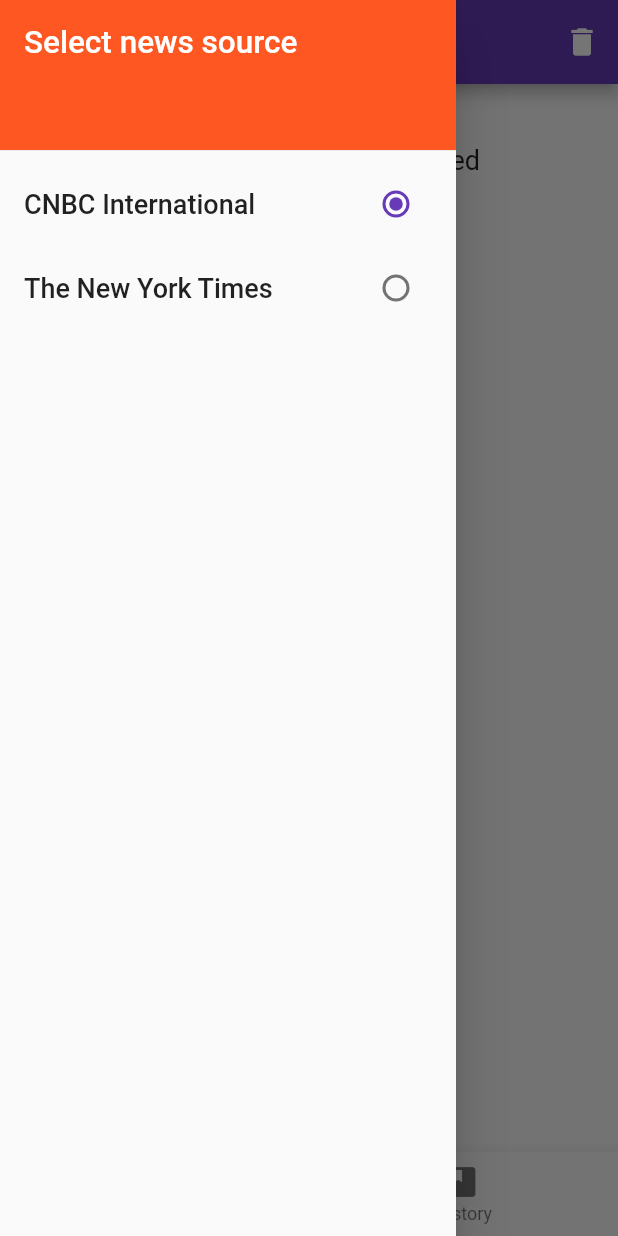
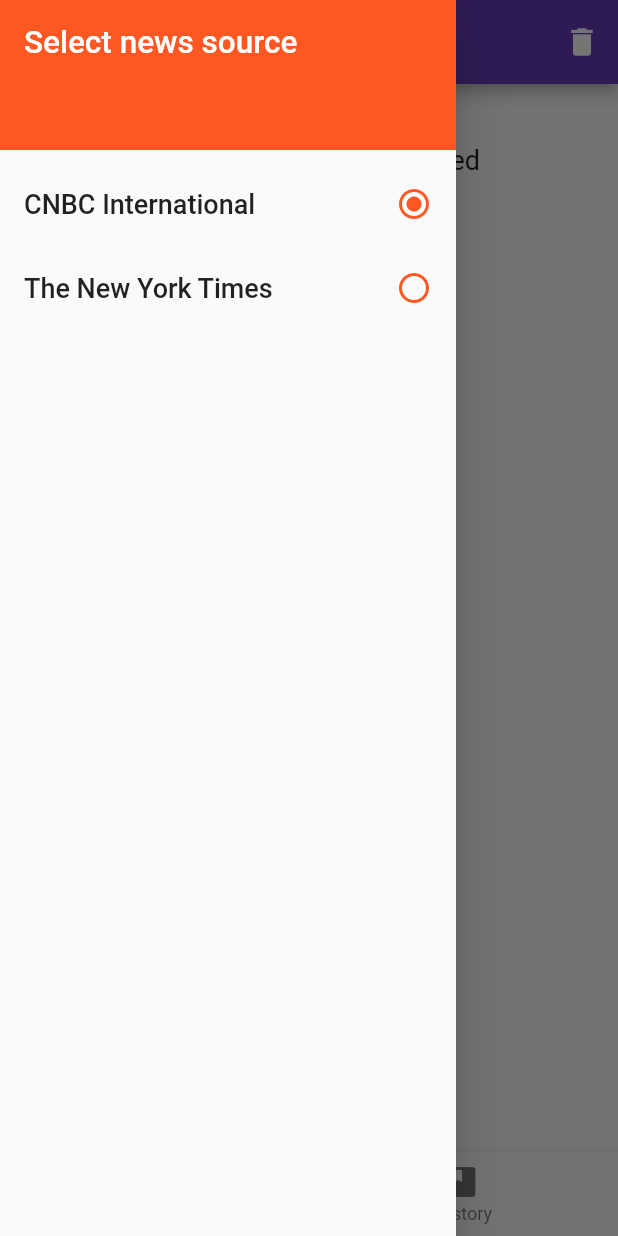
Before and after one commit to Steelwsky/OLD_simple_news_feed, a Flutter app: the screen it shows after launch, with the side drawer open, on a phone screen of 412 x 824 dp. Run offline on Flutter 3.47's test engine with Material 2 defaults, Android fonts, the phone set to English and light mode, and no system bars; our stand-ins replace moor_flutter; missing offline and left inert: webfeed; generated files the repository leaves out were written again.

Commit message:
Sources in drawer are more user friendly now (added inkwell), so that's why Drawer's backend logic was redesigned. Added strings file for const values and involved it.
TODO:
1. Wrap up Sources into separate class (mb).
2. Solve problem in drawer (described in my_drawer.dart lines 87-91).

```diff
--- a/lib/body_content.dart
+++ b/lib/body_content.dart
@@ -15,7 +15,7 @@ class BodyContent extends StatelessWidget {
               key: Key('refresh'),
               onRefresh: viewedController.fetchNews,
               child: rssFeed.items == null
-                  ? InitialEmptyList()
+                  ? EmptyList()
                   : ListViewLatest(preparedRssFeed: rssFeed));
         });
   }
--- a/lib/bottom_nav_bar.dart
+++ b/lib/bottom_nav_bar.dart
@@ -1,5 +1,6 @@
 import 'package:flutter/material.dart';
 import 'package:provider/provider.dart';
+import 'package:simplenewsfeed/strings.dart';
 import 'news_controller.dart';
 
 class MyBottomNavBar extends StatefulWidget {
@@ -26,11 +27,11 @@ class _MyBottomNavBarState extends State<MyBottomNavBar> {
             items: const <BottomNavigationBarItem>[
               BottomNavigationBarItem(
                 icon: Icon(Icons.home),
-                title: Text('Home'),
+                title: Text(HOME),
               ),
               BottomNavigationBarItem(
                 icon: Icon(Icons.book),
-                title: Text('History'),
+                title: Text(HISTORY),
               ),
             ],
             currentIndex: myIntController.intState.value,
--- a/lib/empty_list.dart
+++ b/lib/empty_list.dart
@@ -1,6 +1,7 @@
 import 'package:flutter/material.dart';
+import 'package:simplenewsfeed/strings.dart';
 
-class InitialEmptyList extends StatelessWidget {
+class EmptyList extends StatelessWidget {
   @override
   Widget build(BuildContext context) {
     return ListView(
@@ -9,7 +10,7 @@ class InitialEmptyList extends StatelessWidget {
           child: Padding(
             padding: const EdgeInsets.only(top: 40.0),
             child: Text(
-              'Pull down to update the feed',
+              PULL_DOWN_TO_UPDATE,
               key: Key('empty'),
               style: TextStyle(fontSize: 18),
             ),
--- a/lib/list_view_history.dart
+++ b/lib/list_view_history.dart
@@ -1,6 +1,7 @@
 import 'package:flutter/material.dart';
 import 'package:provider/provider.dart';
 import 'package:simplenewsfeed/selected_news_page.dart';
+import 'package:simplenewsfeed/strings.dart';
 import 'package:simplenewsfeed/viewed.dart';
 
 class ListViewHistory extends StatelessWidget {
@@ -54,7 +55,7 @@ class EmptyHistoryList extends StatelessWidget {
       child: Padding(
         padding: const EdgeInsets.only(top: 40.0),
         child: Text(
-          'There is no single record',
+          NO_SINGLE_RECORD,
           key: Key('empty'),
           style: TextStyle(fontSize: 18),
         ),
--- a/lib/list_view_latest.dart
+++ b/lib/list_view_latest.dart
@@ -4,7 +4,7 @@ import 'news_controller.dart';
 import 'selected_news_page.dart';
 
 class ListViewLatest extends StatelessWidget {
-  const ListViewLatest({Key key, @required this.preparedRssFeed})
+  const ListViewLatest({Key key, this.preparedRssFeed})
       : super(key: key);
   final PreparedFeed preparedRssFeed;
 
--- a/lib/main.dart
+++ b/lib/main.dart
@@ -1,4 +1,7 @@
 import 'package:flutter/material.dart';
+import 'package:simplenewsfeed/body_content.dart';
+import 'package:simplenewsfeed/list_view_history.dart';
+import 'package:simplenewsfeed/list_view_latest.dart';
 import 'home_page.dart';
 import 'package:provider/provider.dart';
 import 'news_controller.dart';
@@ -16,14 +19,21 @@ class MyApp extends StatelessWidget {
           Provider<MyPageIndexController>(
             create: (_) => MyPageIndexController(),
           ),
-          Provider<Sources>(
-            create: (_) => Sources.cnbc,
+          Provider<SourceModel>(
+            create: (_) => SourceModel(),
           )
         ],
         child: MaterialApp(
           title: 'Flutter Demo',
           theme: ThemeData(primarySwatch: Colors.deepPurple),
           home: MyHomePage(),
+          initialRoute: '/',
+          routes: {
+            '/home': (context) => MyHomePage(),
+            '/body': (context) => BodyContent(),
+            '/listLatest': (context) => ListViewLatest(),
+            '/history': (context) => ListViewHistory(),
+          },
         ));
   }
 }
--- a/lib/my_app_bar.dart
+++ b/lib/my_app_bar.dart
@@ -1,5 +1,6 @@
 import 'package:flutter/material.dart';
 import 'package:provider/provider.dart';
+import 'package:simplenewsfeed/strings.dart';
 import 'news_controller.dart';
 
 class MyAppBar extends StatelessWidget implements PreferredSizeWidget {
@@ -21,7 +22,7 @@ class MyAppBar extends StatelessWidget implements PreferredSizeWidget {
           return AppBar(
             title: myIntController.intState.value == 0
                 ? TextAppBar()
-                : Text('History'),
+                : Text(HISTORY),
             actions: <Widget>[
               IconButton(
                   icon: Icon(Icons.delete),
@@ -36,9 +37,9 @@ class TextAppBar extends StatelessWidget {
   @override
   Widget build(BuildContext context) {
     return ValueListenableBuilder(
-        valueListenable: sourceNotifier,
+        valueListenable: sourceModelNotifier,
         builder: (_, sourceState, __) {
-          return Text('Home - ${nameOfSource(sourceNotifier.value)}');
+          return Text('$HOME - ${sourceModelNotifier.value.shortName}');
         });
   }
 }
--- a/lib/my_drawer.dart
+++ b/lib/my_drawer.dart
@@ -1,21 +1,22 @@
 import 'package:flutter/material.dart';
 import 'package:provider/provider.dart';
+import 'package:simplenewsfeed/main.dart';
+import 'package:simplenewsfeed/strings.dart';
 import 'news_controller.dart';
 
-//TODO tap should work not only on radiobutton, also on tap on text nearby (listTile to be more precise)
 
 class MyDrawer extends StatelessWidget {
   @override
   Widget build(BuildContext context) {
     return Drawer(
       child: ListView(
-        padding: EdgeInsets.zero,
+        padding: EdgeInsets.all(0),
         children: <Widget>[
           Container(
             height: 108,
             child: DrawerHeader(
               child: Text(
-                'Select news source',
+                SELECT_SOURCE_NEWS,
                 style: TextStyle(color: Colors.white, fontSize: 21),
               ),
               decoration: BoxDecoration(
@@ -23,44 +24,72 @@ class MyDrawer extends StatelessWidget {
               ),
             ),
           ),
-          ListTile(
-              title: Text(
-                'CNBC International',
-                style: TextStyle(fontSize: 18),
-              ),
-              onTap: () {},
-              trailing: MyRadio(sources: Sources.cnbc)),
-          ListTile(
-              title: Text(
-                'The New York Times',
-                style: TextStyle(fontSize: 18),
-              ),
-              onTap: () {},
-              trailing: MyRadio(sources: Sources.nytimes)),
+          SourceList(),
         ],
       ),
     );
   }
 }
 
-class MyRadio extends StatelessWidget {
-  const MyRadio({Key key, @required this.sources}) : super(key: key);
-  final Sources sources;
+class SourceList extends StatelessWidget {
+  @override
+  Widget build(BuildContext context) {
+    return ValueListenableBuilder<SourceModel>(
+      valueListenable: sourceModelNotifier,
+      builder: (_, sourceModelState, __) {
+        return Column(
+          children: <Widget>[
+            ListView.builder(
+                padding: EdgeInsets.only(top: 0),
+                scrollDirection: Axis.vertical,
+                shrinkWrap: true,
+                itemCount: sourceList.length,
+                itemBuilder: (BuildContext _, int index) {
+                  return MyInkWellRadio(
+                    title: sourceList[index].longName,
+                    isSelected: sourceList[index].isSelected,
+                    indx: index,
+                  );
+                }),
+          ],
+        );
+      },
+    );
+  }
+}
+
+class MyInkWellRadio extends StatelessWidget {
+  MyInkWellRadio({this.title, this.isSelected, this.indx});
+
+  final String title;
+  final bool isSelected;
+  final int indx;
 
   @override
   Widget build(BuildContext context) {
-    final viewedController = Provider.of<ViewedNewsController>(context);
-    return ValueListenableBuilder<Sources>(
-        valueListenable: sourceNotifier,
-        builder: (_, sourceState, __) {
-          return Radio(
-              value: sources,
-              groupValue: sourceState,
-              onChanged: (Sources value) {
-                changeSource(value);
-                viewedController.fetchNews();
-                Navigator.of(context).pop();
-              });
-        });
+    final ViewedNewsController viewedNewsController =
+        Provider.of<ViewedNewsController>(context);
+    return InkWell(
+      child: ListTile(
+        title: Text(
+          title,
+          style: TextStyle(fontSize: 18),
+        ),
+        trailing: Icon(
+            isSelected
+                ? Icons.radio_button_checked
+                : Icons.radio_button_unchecked,
+            color: Colors.deepOrange),
+      ),
+      onTap: () {
+
+        changingSource(indx);
+        Navigator.of(context).pushAndRemoveUntil(               // TODO below ---------------------------------------------------------------------
+            MaterialPageRoute(builder: (context) => MyApp()),   // Don't know how to do this part. MyApp() does everything good,
+            (Route<dynamic> route) => false);                   // but user must manually update the list. MyHomePage() automatically updates list,
+//        Navigator.of(context).pop();                          // but AppBar and BottomNavBar don't update automatically,
+        viewedNewsController.fetchNews();                       // because they were done separately to each other.
+      },
+    );
   }
 }
--- a/lib/news_controller.dart
+++ b/lib/news_controller.dart
@@ -5,16 +5,17 @@ import 'package:webfeed/webfeed.dart';
 
 //todo unit tests of controller
 
+//TODO SOURCES NEEDS SEPARATE CLASS
+
 final ValueNotifier<MyDatabase> database = ValueNotifier(MyDatabase());
-
 
 class ViewedNewsController {
   final _client = http.Client();
-
   final ValueNotifier<PreparedFeed> viewedState = ValueNotifier(PreparedFeed());
 
+
   Future<void> fetchNews() async {
-    final res = await _client.get(_sourceLink(sourceNotifier.value));
+    final res = await _client.get(sourceModelNotifier.value.link);
     final xmlStr = res.body;
     final parsedNews = RssFeed.parse(xmlStr);
     print('fetchNews(): ${parsedNews.items}');
@@ -26,8 +27,12 @@ class ViewedNewsController {
       database.value.addToViewed(item);
       final list = viewedState.value.items;
       list[index] = MyRssItem(
-          item: list.elementAt(index).item,
-          isViewed: await isNewsInHistory(list.elementAt(index).item));
+          item: list
+              .elementAt(index)
+              .item,
+          isViewed: await isNewsInHistory(list
+              .elementAt(index)
+              .item));
       viewedState.value = PreparedFeed(items: list);
     }
   }
@@ -62,7 +67,6 @@ class ViewedNewsController {
     }
     viewedState.value = preparedFeed;
   }
-
 }
 
 class MyRssItem {
@@ -105,29 +109,47 @@ class MyPageController {
   );
 }
 
-enum Sources {cnbc, nytimes}
+enum Sources { cnbc, nytimes }
 
-final ValueNotifier<Sources> sourceNotifier = ValueNotifier(Sources.cnbc);
+final ValueNotifier<SourceModel> sourceModelNotifier = ValueNotifier(
+    sourceList[0]);
 
-_sourceLink(Sources sources) {
-  switch (sources) {
-    case Sources.cnbc:
-      return 'http://www.cnbc.com/id/19789731/device/rss/rss.xml';
-    case Sources.nytimes:
-      return 'https://www.nytimes.com/svc/collections/v1/publish/https://www.nytimes.com/section/world/rss.xml';
-  }
+void changingSource(int index) {
+  sourceList.forEach((element) => element.isSelected = false);
+  final SourceModel sm = sourceList[index];
+  sm.isSelected = true;
+  sourceModelNotifier.value = sm;
 }
 
-changeSource(Sources sources) {
-  sourceNotifier.value = sources;
-  print('source is: ${sourceNotifier.value}');
+final List<SourceModel> sourceList = [
+  SourceModel(
+      source: Sources.cnbc,
+      link: 'http://www.cnbc.com/id/19789731/device/rss/rss.xml',
+      longName: 'CNBC International',
+      shortName: 'CNBC',
+      isSelected: true
+      ),
+      SourceModel(
+      source: Sources.nytimes,
+      link: 'https://www.nytimes.com/svc/collections/v1/publish/https://www.nytimes.com/section/world/rss.xml',
+      longName: 'The New York Times',
+      shortName: 'NY Times',
+    isSelected: false,
+  )
+];
+
+class SourceModel {
+  SourceModel(
+      {this.source,
+        this.link,
+        this.longName,
+        this.shortName,
+        this.isSelected,
+      });
+
+  final Sources source;
+  final String link;
+  final String longName;
+  final String shortName;
+  bool isSelected;
 }
-
-nameOfSource (Sources sources) {
-  switch (sources) {
-    case Sources.cnbc:
-      return 'CNBC';
-    case Sources.nytimes:
-      return 'NY Times';
-  }
-}
--- a/lib/selected_news_page.dart
+++ b/lib/selected_news_page.dart
@@ -1,4 +1,5 @@
 import 'package:flutter/material.dart';
+import 'package:simplenewsfeed/strings.dart';
 import 'package:simplenewsfeed/viewed.dart';
 import 'package:webfeed/webfeed.dart';
 import 'package:url_launcher/url_launcher.dart';
@@ -48,7 +49,7 @@ class SelectedNewsPage extends StatelessWidget {
                             child: Row(
                               children: <Widget>[
                                 Text(
-                                  'Continue reading ',
+                                  CONTINUE_READING,
                                   style: (TextStyle(fontSize: 20)),
                                 ),
                                 Icon(Icons.open_in_new, size: 20),
--- /dev/null
+++ b/lib/strings.dart
@@ -0,0 +1,6 @@
+const String SELECT_SOURCE_NEWS = 'Select news source';
+const String HOME = 'Home';
+const String HISTORY = 'History';
+const String CONTINUE_READING = 'Continue reading ';
+const String PULL_DOWN_TO_UPDATE = 'Pull down to update the feed';
+const String NO_SINGLE_RECORD = 'There is no single record';
```
